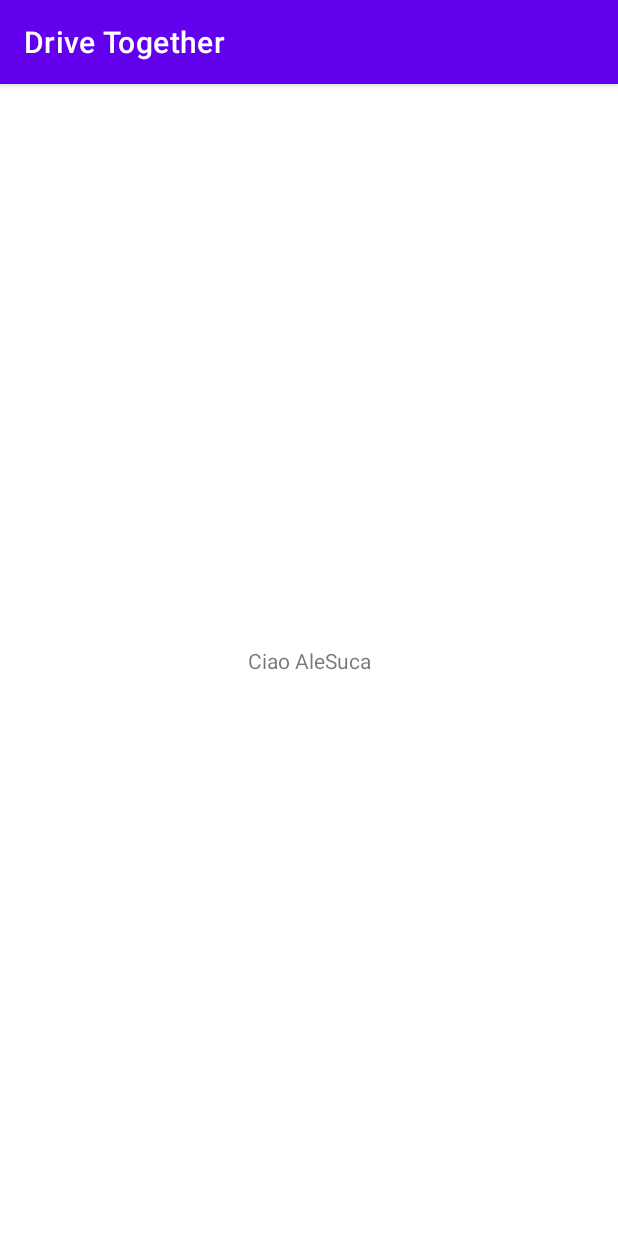
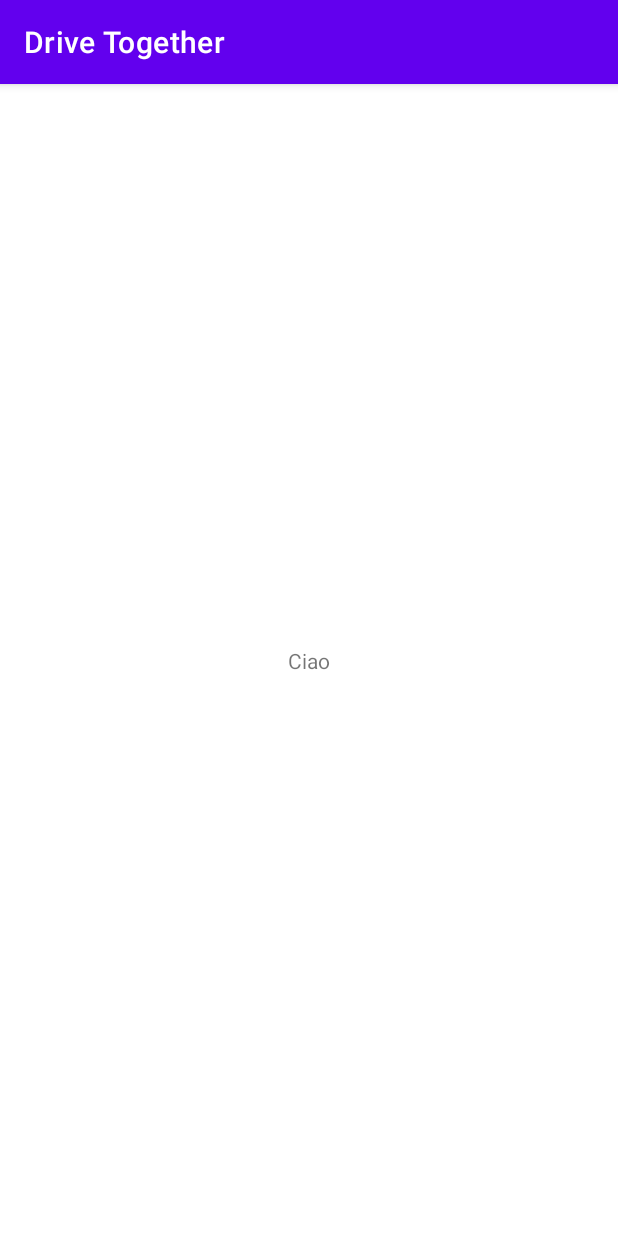
Before and after one commit to alessiomercurio/DriveTogether, an Android app: the screen it shows after launch (MainActivity), on a phone screen of 412 x 824 dp. Run offline under Robolectric (Android 15) with nearby library versions, the phone set to English and light mode, and no system bars.

Commit message:
tolta la parolaccia

```diff
--- a/app/src/main/res/layout/activity_main.xml
+++ b/app/src/main/res/layout/activity_main.xml
@@ -9,7 +9,7 @@
     <TextView
         android:layout_width="wrap_content"
         android:layout_height="wrap_content"
-        android:text="Ciao AleSuca"
+        android:text="Ciao"
         app:layout_constraintBottom_toBottomOf="parent"
         app:layout_constraintEnd_toEndOf="parent"
         app:layout_constraintStart_toStartOf="parent"
```
